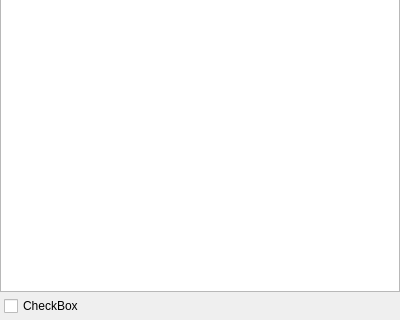
This is FastPasteUI.ui in kiry665/FastPaste as Qt 5 draws it before an edit; both pictures show x 0 to 400 and y 180 to 500 of the 400 by 500 pixel window. The edited form follows.
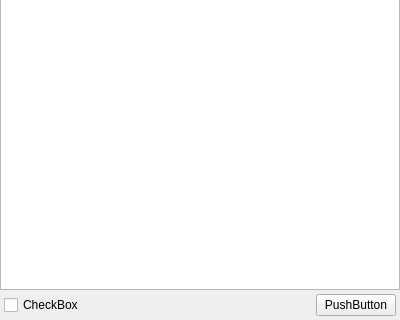
This is the edited form.

Diff of the .ui file:
```diff
--- a/FastPasteUI.ui
+++ b/FastPasteUI.ui
@@ -40,12 +40,20 @@
         <attribute name="headerVisible">
          <bool>false</bool>
         </attribute>
+        <column>
+         <property name="text">
+          <string notr="true">1</string>
+         </property>
+        </column>
        </widget>
       </item>
      </layout>
     </item>
     <item>
-     <layout class="QGridLayout" name="gridLayout_2">
+     <layout class="QHBoxLayout" name="horizontalLayout">
+      <property name="spacing">
+       <number>0</number>
+      </property>
       <property name="leftMargin">
        <number>4</number>
       </property>
@@ -58,16 +66,33 @@
       <property name="bottomMargin">
        <number>4</number>
       </property>
-      <property name="spacing">
-       <number>0</number>
-      </property>
-      <item row="0" column="0">
+      <item>
        <widget class="QCheckBox" name="checkBox">
         <property name="text">
          <string>CheckBox</string>
         </property>
        </widget>
       </item>
+      <item>
+       <spacer name="horizontalSpacer">
+        <property name="orientation">
+         <enum>Qt::Horizontal</enum>
+        </property>
+        <property name="sizeHint" stdset="0">
+         <size>
+          <width>40</width>
+          <height>20</height>
+         </size>
+        </property>
+       </spacer>
+      </item>
+      <item>
+       <widget class="QPushButton" name="pushButton">
+        <property name="text">
+         <string>PushButton</string>
+        </property>
+       </widget>
+      </item>
      </layout>
     </item>
    </layout>
```
